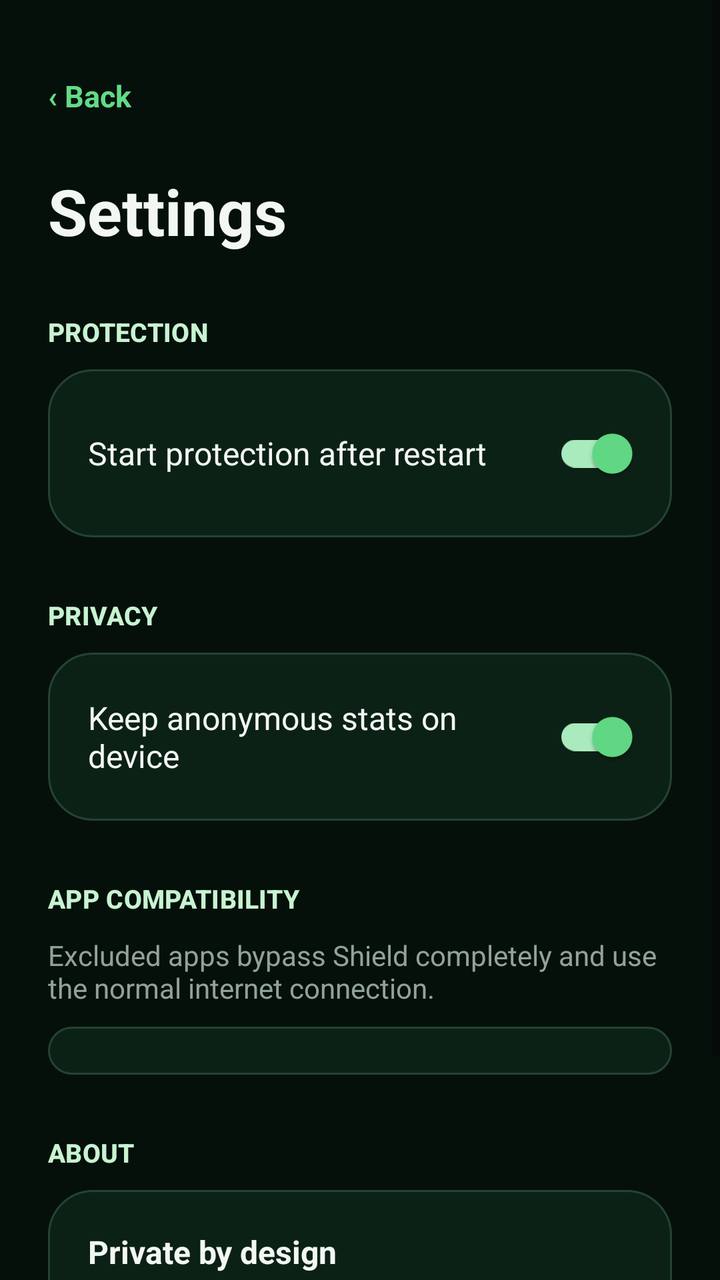
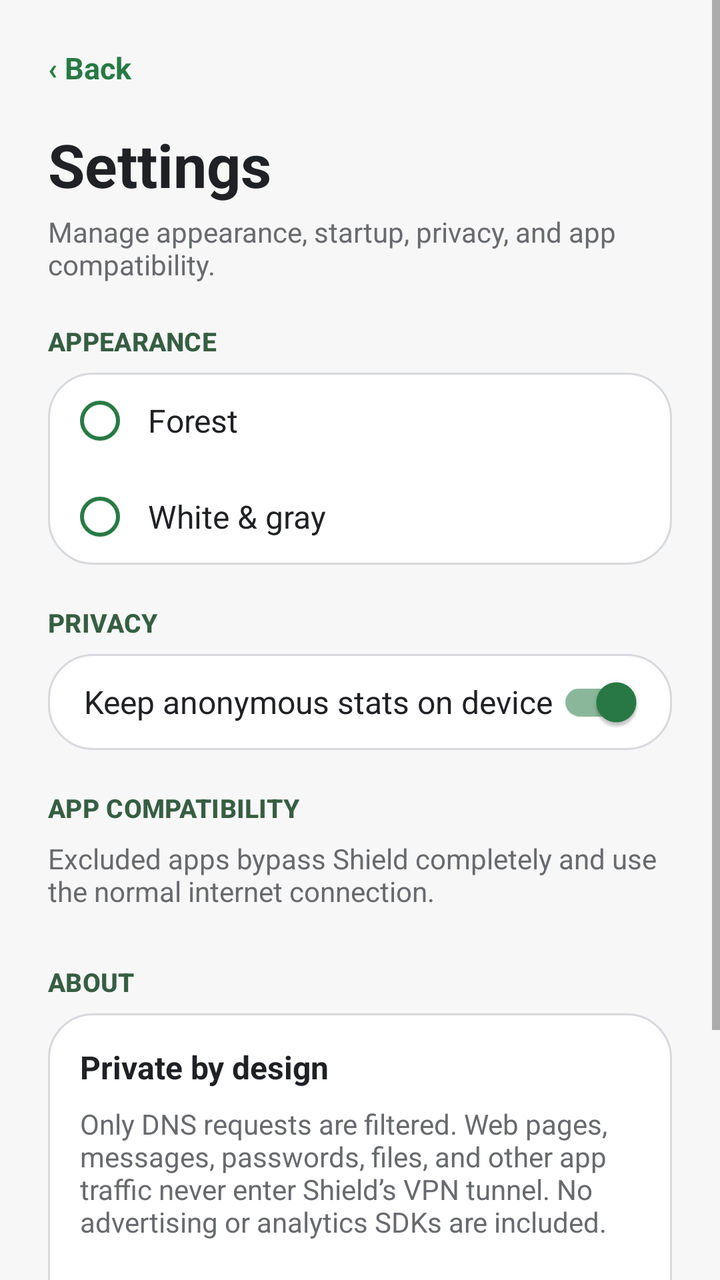

Two renders of the same Android screen: before a commit and after it. Below are the layout's source before the change and the commit's diff.
<!-- AndroidManifest.xml: application theme Theme.SimpleShield -->
<!-- res/layout/activity_settings.xml -->
<?xml version="1.0" encoding="utf-8"?>
<ScrollView xmlns:android="http://schemas.android.com/apk/res/android" android:layout_width="match_parent" android:layout_height="match_parent" android:background="@color/forest_background" android:fillViewport="true">
    <LinearLayout android:layout_width="match_parent" android:layout_height="wrap_content" android:orientation="vertical" android:padding="24dp">
        <TextView android:id="@+id/backButton" android:layout_width="wrap_content" android:layout_height="48dp" android:gravity="center_vertical" android:text="@string/back" android:textColor="@color/forest_accent" android:textSize="15sp" android:textStyle="bold" />
        <TextView android:layout_width="wrap_content" android:layout_height="wrap_content" android:layout_marginTop="12dp" android:text="@string/settings" android:textColor="@color/forest_paper" android:textSize="32sp" android:textStyle="bold" />
        <TextView style="@style/ForestSectionLabel" android:text="@string/protection" />
        <LinearLayout android:layout_width="match_parent" android:layout_height="wrap_content" android:background="@drawable/bg_settings_group" android:orientation="vertical" android:padding="12dp">
            <com.google.android.material.switchmaterial.SwitchMaterial android:id="@+id/startOnBootSwitch" style="@style/ForestSwitch" android:checked="true" android:text="@string/start_on_boot" />
        </LinearLayout>
        <TextView style="@style/ForestSectionLabel" android:text="@string/privacy" />
        <LinearLayout android:layout_width="match_parent" android:layout_height="wrap_content" android:background="@drawable/bg_settings_group" android:orientation="vertical" android:padding="12dp">
            <com.google.android.material.switchmaterial.SwitchMaterial android:id="@+id/localStatsSwitch" style="@style/ForestSwitch" android:checked="true" android:text="@string/local_stats" />
        </LinearLayout>
        <TextView style="@style/ForestSectionLabel" android:text="@string/app_exclusions" />
        <TextView android:layout_width="match_parent" android:layout_height="wrap_content" android:text="@string/app_exclusions_intro" android:textColor="@color/forest_muted" android:textSize="14sp" />
        <TextView android:id="@+id/reconnectNotice" android:layout_width="match_parent" android:layout_height="wrap_content" android:layout_marginTop="8dp" android:text="@string/reconnect_required" android:textColor="@color/forest_accent" android:textStyle="bold" android:visibility="gone" />
        <LinearLayout android:id="@+id/excludedAppsContainer" android:layout_width="match_parent" android:layout_height="wrap_content" android:layout_marginTop="10dp" android:background="@drawable/bg_settings_group" android:orientation="vertical" android:padding="12dp" />
        <TextView style="@style/ForestSectionLabel" android:text="@string/about" />
        <LinearLayout android:layout_width="match_parent" android:layout_height="wrap_content" android:background="@drawable/bg_settings_group" android:orientation="vertical" android:padding="20dp">
            <TextView android:layout_width="match_parent" android:layout_height="wrap_content" android:text="@string/privacy_note_title" android:textColor="@color/forest_paper" android:textSize="16sp" android:textStyle="bold" />
            <TextView android:layout_width="match_parent" android:layout_height="wrap_content" android:layout_marginTop="8dp" android:text="@string/privacy_note" android:textColor="@color/forest_muted" android:textSize="14sp" />
            <TextView android:layout_width="match_parent" android:layout_height="wrap_content" android:layout_marginTop="18dp" android:text="@string/version" android:textColor="@color/forest_accent" android:textSize="13sp" />
        </LinearLayout>
    </LinearLayout>
</ScrollView>
<!-- resources referenced by this layout -->
<resources>
  <color name="forest_accent">#62DB86</color>
  <color name="forest_background">#06100B</color>
  <color name="forest_muted">#91A398</color>
  <color name="forest_paper">#F3F7F2</color>
  <string name="about">ABOUT</string>
  <string name="app_exclusions">APP COMPATIBILITY</string>
  <string name="app_exclusions_intro">Excluded apps bypass Shield completely and use the normal internet connection.</string>
  <string name="back">‹  Back</string>
  <string name="local_stats">Keep anonymous stats on device</string>
  <string name="privacy">PRIVACY</string>
  <string name="privacy_note">DNS filtering happens locally. Shield - Ad Blocker never sends your browsing history or app activity to us.</string>
  <string name="privacy_note_title">Private by design</string>
  <string name="protection">PROTECTION</string>
  <string name="reconnect_required">Stop and start protection once to apply app changes.</string>
  <string name="settings">Settings</string>
  <string name="start_on_boot">Start protection after restart</string>
  <string name="version">Shield - Ad Blocker 1.0</string>
  <style name="ForestSectionLabel" parent="TextAppearance.MaterialComponents.Subtitle2">
          <item name="android:layout_width">match_parent</item>
          <item name="android:layout_height">wrap_content</item>
          <item name="android:layout_marginTop">30dp</item>
          <item name="android:layout_marginBottom">10dp</item>
          <item name="android:textColor">@color/forest_accent_soft</item>
          <item name="android:textSize">13sp</item>
          <item name="android:textStyle">bold</item>
      </style>
  <style name="ForestSwitch" parent="Widget.MaterialComponents.CompoundButton.Switch">
          <item name="android:layout_width">match_parent</item>
          <item name="android:layout_height">60dp</item>
          <item name="android:gravity">center_vertical</item>
          <item name="android:paddingStart">8dp</item>
          <item name="android:paddingEnd">8dp</item>
          <item name="android:textColor">@color/forest_paper</item>
          <item name="android:textSize">16sp</item>
      </style>
  <style name="Theme.SimpleShield" parent="Theme.MaterialComponents.DayNight.NoActionBar">
          <item name="colorPrimary">@color/forest_accent</item>
          <item name="colorPrimaryDark">@color/forest_background</item>
          <item name="colorAccent">@color/forest_accent</item>
          <item name="colorControlActivated">@color/forest_accent</item>
          <item name="android:navigationBarColor">@color/forest_background</item>
          <item name="android:statusBarColor">@color/forest_background</item>
          <item name="android:windowLightStatusBar">false</item>
          <item name="android:windowBackground">@color/forest_background</item>
      </style>
  <color name="forest_surface">#0C2116</color>
  <color name="forest_divider">#244333</color>
  <color name="forest_accent_soft">#C7F3D1</color>
  <!-- unchanged entries left out for length: 1 -->
</resources>

<!-- the commit's change to res/layout/activity_settings.xml (unified diff, before → after) -->
@@ -1,25 +1,29 @@
 <?xml version="1.0" encoding="utf-8"?>
-<ScrollView xmlns:android="http://schemas.android.com/apk/res/android" android:layout_width="match_parent" android:layout_height="match_parent" android:background="@color/forest_background" android:fillViewport="true">
-    <LinearLayout android:layout_width="match_parent" android:layout_height="wrap_content" android:orientation="vertical" android:padding="24dp">
+<ScrollView xmlns:android="http://schemas.android.com/apk/res/android" android:id="@+id/root" android:layout_width="match_parent" android:layout_height="match_parent" android:background="@color/forest_background" android:clipToPadding="false" android:fillViewport="true" android:overScrollMode="never">
+    <LinearLayout android:layout_width="match_parent" android:layout_height="wrap_content" android:orientation="vertical" android:paddingStart="@dimen/screen_horizontal_padding" android:paddingTop="10dp" android:paddingEnd="@dimen/screen_horizontal_padding" android:paddingBottom="28dp">
         <TextView android:id="@+id/backButton" android:layout_width="wrap_content" android:layout_height="48dp" android:gravity="center_vertical" android:text="@string/back" android:textColor="@color/forest_accent" android:textSize="15sp" android:textStyle="bold" />
-        <TextView android:layout_width="wrap_content" android:layout_height="wrap_content" android:layout_marginTop="12dp" android:text="@string/settings" android:textColor="@color/forest_paper" android:textSize="32sp" android:textStyle="bold" />
-        <TextView style="@style/ForestSectionLabel" android:text="@string/protection" />
-        <LinearLayout android:layout_width="match_parent" android:layout_height="wrap_content" android:background="@drawable/bg_settings_group" android:orientation="vertical" android:padding="12dp">
-            <com.google.android.material.switchmaterial.SwitchMaterial android:id="@+id/startOnBootSwitch" style="@style/ForestSwitch" android:checked="true" android:text="@string/start_on_boot" />
-        </LinearLayout>
+        <TextView android:layout_width="wrap_content" android:layout_height="wrap_content" android:layout_marginTop="4dp" android:text="@string/settings" android:textColor="@color/forest_paper" android:textSize="30sp" android:textStyle="bold" />
+        <TextView android:layout_width="match_parent" android:layout_height="wrap_content" android:layout_marginTop="4dp" android:text="@string/settings_intro" android:textColor="@color/forest_muted" android:textSize="14sp" />
+        <TextView style="@style/ForestSectionLabel" android:text="@string/appearance" />
+        <RadioGroup android:id="@+id/themeOptions" android:layout_width="match_parent" android:layout_height="wrap_content" android:background="@drawable/bg_settings_group" android:orientation="vertical" android:paddingStart="10dp" android:paddingEnd="10dp">
+            <RadioButton android:id="@+id/forestThemeOption" style="@style/ForestOption" android:text="@string/theme_forest" />
+            <RadioButton android:id="@+id/lightThemeOption" style="@style/ForestOption" android:text="@string/theme_light" />
+        </RadioGroup>
         <TextView style="@style/ForestSectionLabel" android:text="@string/privacy" />
-        <LinearLayout android:layout_width="match_parent" android:layout_height="wrap_content" android:background="@drawable/bg_settings_group" android:orientation="vertical" android:padding="12dp">
+        <LinearLayout android:layout_width="match_parent" android:layout_height="wrap_content" android:background="@drawable/bg_settings_group" android:orientation="vertical" android:paddingStart="10dp" android:paddingEnd="10dp">
             <com.google.android.material.switchmaterial.SwitchMaterial android:id="@+id/localStatsSwitch" style="@style/ForestSwitch" android:checked="true" android:text="@string/local_stats" />
         </LinearLayout>
         <TextView style="@style/ForestSectionLabel" android:text="@string/app_exclusions" />
         <TextView android:layout_width="match_parent" android:layout_height="wrap_content" android:text="@string/app_exclusions_intro" android:textColor="@color/forest_muted" android:textSize="14sp" />
         <TextView android:id="@+id/reconnectNotice" android:layout_width="match_parent" android:layout_height="wrap_content" android:layout_marginTop="8dp" android:text="@string/reconnect_required" android:textColor="@color/forest_accent" android:textStyle="bold" android:visibility="gone" />
-        <LinearLayout android:id="@+id/excludedAppsContainer" android:layout_width="match_parent" android:layout_height="wrap_content" android:layout_marginTop="10dp" android:background="@drawable/bg_settings_group" android:orientation="vertical" android:padding="12dp" />
+        <LinearLayout android:id="@+id/excludedAppsContainer" android:layout_width="match_parent" android:layout_height="wrap_content" android:layout_marginTop="7dp" android:background="@drawable/bg_settings_group" android:orientation="vertical" android:paddingStart="10dp" android:paddingEnd="10dp" />
         <TextView style="@style/ForestSectionLabel" android:text="@string/about" />
-        <LinearLayout android:layout_width="match_parent" android:layout_height="wrap_content" android:background="@drawable/bg_settings_group" android:orientation="vertical" android:padding="20dp">
+        <LinearLayout android:layout_width="match_parent" android:layout_height="wrap_content" android:background="@drawable/bg_settings_group" android:orientation="vertical" android:padding="16dp">
             <TextView android:layout_width="match_parent" android:layout_height="wrap_content" android:text="@string/privacy_note_title" android:textColor="@color/forest_paper" android:textSize="16sp" android:textStyle="bold" />
             <TextView android:layout_width="match_parent" android:layout_height="wrap_content" android:layout_marginTop="8dp" android:text="@string/privacy_note" android:textColor="@color/forest_muted" android:textSize="14sp" />
-            <TextView android:layout_width="match_parent" android:layout_height="wrap_content" android:layout_marginTop="18dp" android:text="@string/version" android:textColor="@color/forest_accent" android:textSize="13sp" />
+            <TextView android:id="@+id/blocklistStatus" android:layout_width="match_parent" android:layout_height="wrap_content" android:layout_marginTop="18dp" android:textColor="@color/forest_paper" android:textSize="14sp" android:textStyle="bold" />
+            <TextView android:layout_width="match_parent" android:layout_height="wrap_content" android:layout_marginTop="6dp" android:autoLink="web" android:linksClickable="true" android:text="@string/blocklist_attribution" android:textColor="@color/forest_muted" android:textColorLink="@color/forest_accent" android:textSize="12sp" />
+            <TextView android:layout_width="match_parent" android:layout_height="wrap_content" android:layout_marginTop="12dp" android:text="@string/version" android:textColor="@color/forest_accent" android:textSize="13sp" />
         </LinearLayout>
     </LinearLayout>
 </ScrollView>
<!-- resource entries referenced after the edit -->
@@ -1,34 +1,47 @@
 <!-- resources referenced by this layout -->
 <resources>
-  <color name="forest_accent">#62DB86</color>
-  <color name="forest_background">#06100B</color>
-  <color name="forest_muted">#91A398</color>
-  <color name="forest_paper">#F3F7F2</color>
+  <color name="forest_accent">#287A45</color>
+  <color name="forest_background">#F7F7F7</color>
+  <color name="forest_muted">#686A6D</color>
+  <color name="forest_paper">#202124</color>
+  <dimen name="screen_horizontal_padding">24dp</dimen>
   <string name="about">ABOUT</string>
   <string name="app_exclusions">APP COMPATIBILITY</string>
   <string name="app_exclusions_intro">Excluded apps bypass Shield completely and use the normal internet connection.</string>
+  <string name="appearance">APPEARANCE</string>
   <string name="back">‹  Back</string>
+  <string name="blocklist_attribution">Open-source rules: AdAway (CC BY 3.0), StevenBlack (MIT), hostsVN (MIT), and Tiuxo (CC BY 4.0). Lists are combined and reformatted; full notices are included with the app.</string>
   <string name="local_stats">Keep anonymous stats on device</string>
   <string name="privacy">PRIVACY</string>
-  <string name="privacy_note">DNS filtering happens locally. Shield - Ad Blocker never sends your browsing history or app activity to us.</string>
+  <string name="privacy_note">Only DNS requests are filtered. Web pages, messages, passwords, files, and other app traffic never enter Shield’s VPN tunnel. No advertising or analytics SDKs are included.</string>
   <string name="privacy_note_title">Private by design</string>
-  <string name="protection">PROTECTION</string>
   <string name="reconnect_required">Stop and start protection once to apply app changes.</string>
   <string name="settings">Settings</string>
-  <string name="start_on_boot">Start protection after restart</string>
+  <string name="settings_intro">Manage appearance, startup, privacy, and app compatibility.</string>
+  <string name="theme_forest">Forest</string>
+  <string name="theme_light">White &amp; gray</string>
   <string name="version">Shield - Ad Blocker 1.0</string>
+  <style name="ForestOption" parent="Widget.AppCompat.CompoundButton.RadioButton">
+          <item name="android:layout_width">match_parent</item>
+          <item name="android:layout_height">48dp</item>
+          <item name="android:gravity">center_vertical</item>
+          <item name="android:paddingStart">8dp</item>
+          <item name="android:textColor">@color/forest_paper</item>
+          <item name="android:textSize">16sp</item>
+          <item name="buttonTint">@color/forest_accent</item>
+      </style>
   <style name="ForestSectionLabel" parent="TextAppearance.MaterialComponents.Subtitle2">
           <item name="android:layout_width">match_parent</item>
           <item name="android:layout_height">wrap_content</item>
-          <item name="android:layout_marginTop">30dp</item>
-          <item name="android:layout_marginBottom">10dp</item>
+          <item name="android:layout_marginTop">20dp</item>
+          <item name="android:layout_marginBottom">7dp</item>
           <item name="android:textColor">@color/forest_accent_soft</item>
           <item name="android:textSize">13sp</item>
           <item name="android:textStyle">bold</item>
       </style>
   <style name="ForestSwitch" parent="Widget.MaterialComponents.CompoundButton.Switch">
           <item name="android:layout_width">match_parent</item>
-          <item name="android:layout_height">60dp</item>
+          <item name="android:layout_height">48dp</item>
           <item name="android:gravity">center_vertical</item>
           <item name="android:paddingStart">8dp</item>
           <item name="android:paddingEnd">8dp</item>
@@ -42,12 +55,12 @@
           <item name="colorControlActivated">@color/forest_accent</item>
           <item name="android:navigationBarColor">@color/forest_background</item>
           <item name="android:statusBarColor">@color/forest_background</item>
-          <item name="android:windowLightStatusBar">false</item>
+          <item name="android:windowLightStatusBar">@bool/light_system_bars</item>
           <item name="android:windowBackground">@color/forest_background</item>
       </style>
-  <color name="forest_surface">#0C2116</color>
-  <color name="forest_divider">#244333</color>
-  <color name="forest_accent_soft">#C7F3D1</color>
+  <color name="forest_surface">#FFFFFF</color>
+  <color name="forest_divider">#D7D9DC</color>
+  <color name="forest_accent_soft">#365E43</color>
   <!-- unchanged entries left out for length: 1 -->
 </resources>
 
